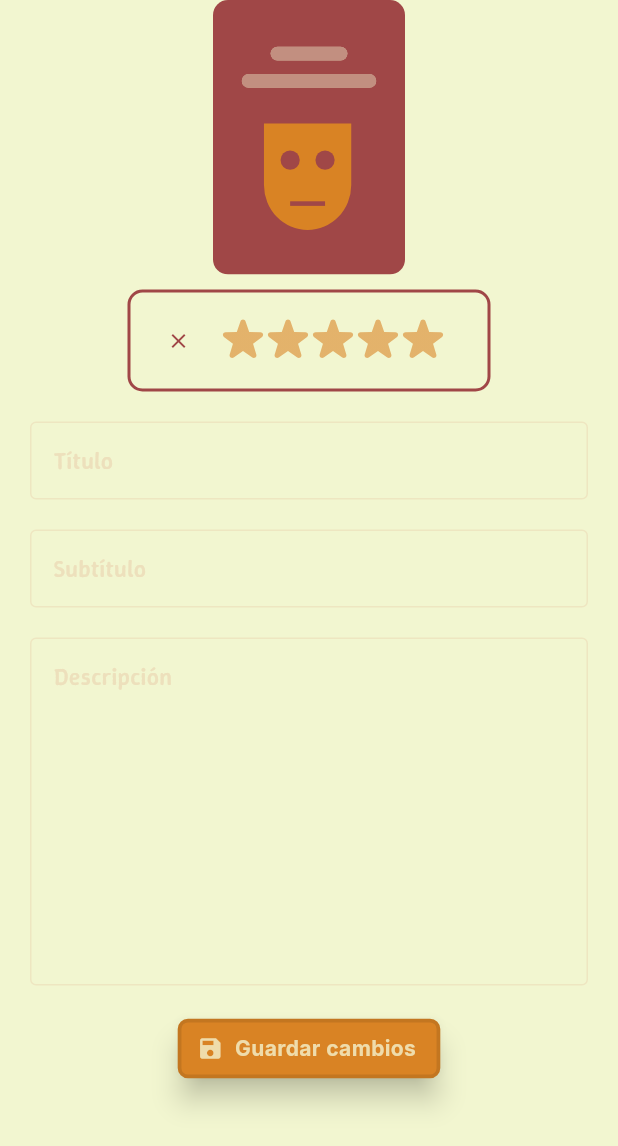
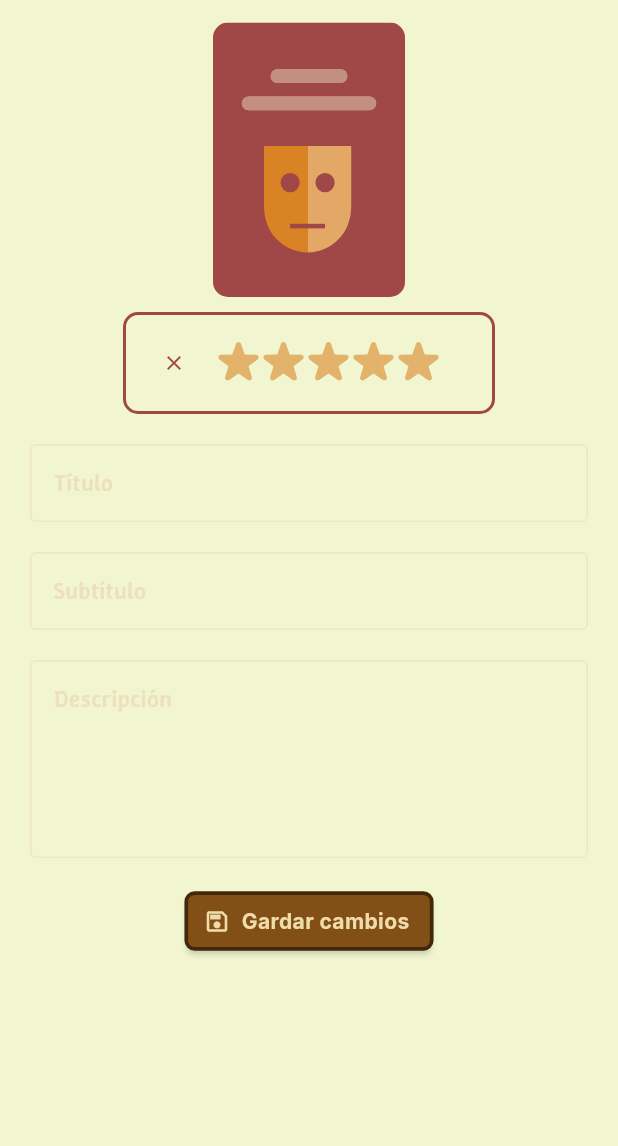
Before and after one commit to miguellrp/tesArte, a Flutter app: the FormEditBook widget shown alone on an empty page, opened directly with empty values, on a phone screen of 412 x 824 dp. Shown: the top 1146 px of the screen. Run offline on Flutter 3.47's test engine with Material 3 defaults, Android fonts, the phone set to English and light mode, and no system bars; our stand-ins replace go_router, material_symbols_icons, sqflite, sqflite_common_ffi, transparent_image; missing offline and left inert: window_manager; accounts and stored records are empty.

Commit message:
feat: 💾 Agregada reactividad a cambios realizados en form de edición de libro

```diff
--- a/lib/common/components/form/tesarte_rating/tesarte_rating.dart
+++ b/lib/common/components/form/tesarte_rating/tesarte_rating.dart
@@ -6,8 +6,9 @@ import 'package:tesArte/common/components/generic/tesarte_icon_button.dart';
 class TesArteRating extends StatefulWidget {
   /// [double] value between 0 and 5
   double? rating;
+  VoidCallback? onChange;
 
-  TesArteRating({super.key, this.rating = 1.5});
+  TesArteRating({super.key, this.rating = 1.5, this.onChange});
 
   @override
   State<TesArteRating> createState() => _TesArteRatingState();
@@ -46,6 +47,8 @@ class _TesArteRatingState extends State<TesArteRating> {
     setState(() {
       widget.rating = (indexStar + 1).toDouble();
       if (totalStars[indexStar].isHalfStar) widget.rating = widget.rating! - 0.5;
+
+      if (widget.onChange != null) widget.onChange!();
     });
   }
 
@@ -89,7 +92,7 @@ class _TesArteRatingState extends State<TesArteRating> {
             onExit: (_) => doExitAction(),
             child: _getRatingStars()
           ),
-          SizedBox(width: 16)
+          SizedBox(width: 22)
         ],
       ),
     );
--- a/lib/common/components/form/tesarte_save_button.dart
+++ b/lib/common/components/form/tesarte_save_button.dart
@@ -3,16 +3,19 @@ import 'package:tesArte/common/components/generic/tesarte_text_icon_button.dart'
 
 class TesArteSaveButton extends StatelessWidget {
   final VoidCallback onPressed;
-  final bool enable;
+  final bool enabled;
+  final bool formHasChanges;
 
-  const TesArteSaveButton({super.key, required this.onPressed, this.enable = true});
+  const TesArteSaveButton({super.key, required this.onPressed, this.enabled = true, this.formHasChanges = false});
 
   @override
   TesArteTextIconButton build(BuildContext context) {
     return TesArteTextIconButton(
-      text: "Guardar cambios", // TODO: lang
-      icon: enable ? Icons.save : Icons.save_outlined,
-      onPressed: enable ? () => onPressed() : null,
+      text: "Gardar cambios", // TODO: lang
+      subText: formHasChanges ? "Con cambios sen gardar" : null, // TODO: lang
+      icon: enabled ? Icons.save : Icons.save_outlined,
+      enabled: enabled,
+      onPressed: enabled ? () => onPressed() : null,
     );
   }
 }
--- a/lib/common/components/form/tesarte_text_form_field.dart
+++ b/lib/common/components/form/tesarte_text_form_field.dart
@@ -8,6 +8,7 @@ enum TextFormFieldType {
 }
 
 typedef StringCallback = String? Function(String?);
+typedef VoidStringCallback = void Function(String?);
 
 class TesArteTextFormField extends StatelessWidget {
   final TextEditingController controller;
@@ -18,8 +19,11 @@ class TesArteTextFormField extends StatelessWidget {
 
   final bool bordered;
   final int? maxLength;
+  final int? minLines;
   final int? maxLines;
   final double maxWidth;
+
+  final VoidStringCallback? onChange;
 
 
   const TesArteTextFormField({
@@ -32,8 +36,11 @@ class TesArteTextFormField extends StatelessWidget {
 
     this.bordered = true,
     this.maxLength,
+    this.minLines,
     this.maxLines,
     this.maxWidth = double.infinity,
+
+    this.onChange
   });
 
   @override
@@ -62,8 +69,10 @@ class TesArteTextFormField extends StatelessWidget {
         style: Theme.of(context).textTheme.bodyMedium!.copyWith(
           color: Theme.of(context).colorScheme.tertiary,
         ),
+        onChanged: onChange != null ? (value) => onChange!(value) : null,
         validator: validator != null ? (value) => validator!(value) : null,
         maxLength: maxLength,
+        minLines: minLines,
         maxLines: maxLines,
         obscureText: textFormFieldType == TextFormFieldType.password,
         decoration: InputDecoration(
--- a/lib/common/components/generic/tesarte_text_icon_button.dart
+++ b/lib/common/components/generic/tesarte_text_icon_button.dart
@@ -3,8 +3,11 @@ import 'package:tesArte/common/utils/tesarte_extensions.dart';
 
 class TesArteTextIconButton extends StatefulWidget {
   final String text;
+  final String? subText;
   final IconData? icon;
   final VoidCallback? onPressed;
+
+  final bool enabled;
 
   final Color? backgroundColor;
   final Color? foregroundColor;
@@ -12,8 +15,12 @@ class TesArteTextIconButton extends StatefulWidget {
   const TesArteTextIconButton({
     super.key,
     required this.text,
+    this.subText,
     this.icon,
     this.onPressed,
+
+    this.enabled = true,
+
     this.backgroundColor,
     this.foregroundColor,
   });
@@ -24,6 +31,7 @@ class TesArteTextIconButton extends StatefulWidget {
 
 class _TesArteTextIconButtonState extends State<TesArteTextIconButton> {
   late final FocusNode _focusNode;
+  bool _isHovering = false;
 
   @override
   void initState() {
@@ -47,25 +55,45 @@ class _TesArteTextIconButtonState extends State<TesArteTextIconButton> {
     });
   }
 
+  void _onHoverAction(bool isHovering) {
+    setState(() => _isHovering = isHovering);
+  }
+
+  WidgetStatePropertyAll<Color> _getBackgroundColor() {
+    WidgetStatePropertyAll<Color> backgroundColor = WidgetStatePropertyAll(widget.backgroundColor ?? Theme.of(context).colorScheme.secondary);
+
+    if (!widget.enabled) {
+      backgroundColor = WidgetStatePropertyAll(widget.backgroundColor?.darken(percent: .4) ?? Theme.of(context).colorScheme.secondary.darken(percent: .4));
+    }
+
+    return backgroundColor;
+  }
+
+  TextStyle _getTextStyle() => Theme.of(context).textTheme.bodyMedium!.copyWith(
+    fontWeight: FontWeight.bold,
+    color: widget.foregroundColor ?? Theme.of(context).colorScheme.onSecondary,
+  );
+
   @override
   Widget build(BuildContext context) {
     return TextButton.icon(
-      label: Text(widget.text,
-        style: Theme.of(context).textTheme.bodyMedium!.copyWith(
-          fontWeight: FontWeight.bold,
-          color: widget.foregroundColor ?? Theme.of(context).colorScheme.onSecondary,
-        ),
+      label: Column(
+        mainAxisSize: MainAxisSize.min,
+        children: [
+          Text(widget.text, style: _getTextStyle()),
+          if (widget.subText.isNotEmptyAndNotNull) Text(widget.subText!, style: _getTextStyle().copyWith(fontSize: 11, fontStyle: FontStyle.italic))
+        ],
       ),
       icon: widget.icon != null ? Icon(widget.icon, color: widget.foregroundColor ?? Theme.of(context).colorScheme.onSecondary) : null,
-      onPressed: widget.onPressed,
+      onPressed: widget.enabled ? widget.onPressed : null,
       focusNode: _focusNode,
       onFocusChange: (bool isFocusing) => _onFocusAction(isFocusing),
-      onHover: (bool isHovering) => _onFocusAction(isHovering),
+      onHover: (bool isHovering) => _onHoverAction(isHovering),
       style: ButtonStyle(
         visualDensity: VisualDensity.comfortable,
-        elevation: WidgetStatePropertyAll(8),
+        elevation: WidgetStatePropertyAll(widget.enabled ? 8 : 2),
         shadowColor: WidgetStatePropertyAll(Colors.black),
-        backgroundColor: WidgetStatePropertyAll(widget.backgroundColor ?? Theme.of(context).colorScheme.secondary),
+        backgroundColor: _getBackgroundColor(),
         foregroundColor: WidgetStatePropertyAll(widget.foregroundColor ?? Theme.of(context).colorScheme.onSecondary),
         textStyle: WidgetStatePropertyAll(Theme.of(context).textTheme.labelLarge!.copyWith(fontWeight: FontWeight.bold)),
         shape: WidgetStatePropertyAll(
@@ -73,8 +101,8 @@ class _TesArteTextIconButtonState extends State<TesArteTextIconButton> {
             borderRadius: BorderRadius.circular(5),
             side: BorderSide(
               width: 2.5,
-              strokeAlign: _focusNode.hasFocus ? 2.5 : 0.5,
-              color: Theme.of(context).colorScheme.secondary.darken(percent: 0.1),
+              strokeAlign: (_focusNode.hasFocus || _isHovering) ? 2.5 : 0.5,
+              color: Theme.of(context).colorScheme.secondary.darken(percent: widget.enabled ? 0.2 : 0.7),
             ),
           ),
         ),
--- a/lib/common/layouts/basic_layout.dart
+++ b/lib/common/layouts/basic_layout.dart
@@ -46,7 +46,6 @@ class _BasicLayoutState extends State<BasicLayout> {
     return SkeletonLayout(
       content: Row(
         mainAxisSize: MainAxisSize.max,
-        // crossAxisAlignment: CrossAxisAlignment.stretch,
         children: [
           if (widget.showSideBar!) tesArteNavigationBar,
           Expanded(
--- a/lib/common/layouts/skeleton_layout.dart
+++ b/lib/common/layouts/skeleton_layout.dart
@@ -19,7 +19,7 @@ class _SkeletonLayoutState extends State<SkeletonLayout> {
   Container getTesArteDevTools() {
     return Container(
       margin: const EdgeInsets.only(bottom: 5),
-      width: 350,
+      padding: const EdgeInsets.symmetric(horizontal: 10),
       height: 50,
       color: Theme.of(context).colorScheme.primary.withAlpha(150),
       child: Row(
@@ -53,7 +53,7 @@ class _SkeletonLayoutState extends State<SkeletonLayout> {
               alignment: Alignment.topCenter,
               children: [
                 widget.content,
-                if (AppConfig.developmentMode) Positioned(bottom: 0, child: getTesArteDevTools())
+                if (AppConfig.developmentMode) Positioned(top: 0, right: 0, child: getTesArteDevTools())
               ],
             )
           ),
--- a/lib/common/placeholders/tesarte_loader/tesarte_mask_painter.dart
+++ b/lib/common/placeholders/tesarte_loader/tesarte_mask_painter.dart
@@ -1,5 +1,6 @@
 import 'dart:math';
 import 'package:flutter/material.dart';
+import 'package:tesArte/common/utils/tesarte_extensions.dart';
 
 class TesArteMaskPainter extends CustomPainter {
   final Color color;
@@ -10,6 +11,16 @@ class TesArteMaskPainter extends CustomPainter {
   void paint(Canvas canvas, Size size) {
     final paint = Paint()
       ..color = color
+      ..shader = LinearGradient(
+        colors: [
+          color,
+          color.lighten(percent: .3),
+        ],
+        stops: [size.width / 2 - 0.01, size.width / 2]
+      ).createShader(Rect.fromPoints(
+        Offset(0, 0),
+        Offset(size.width / 2, size.height),
+      ))
       ..style = PaintingStyle.fill;
     final clearPaint = Paint()..blendMode = BlendMode.clear;
 
--- a/lib/views/books_view/components/form_edit_book.dart
+++ b/lib/views/books_view/components/form_edit_book.dart
@@ -7,44 +7,92 @@ import 'package:tesArte/models/book/book.dart';
 
 final double spacing = 20.0;
 
-class FormEditBook extends StatelessWidget {
+class FormEditBook extends StatefulWidget {
   final Book book;
 
-  FormEditBook({super.key, required this.book});
+  const FormEditBook({super.key, required this.book});
+
+  @override
+  State<FormEditBook> createState() => _FormEditBookState();
+}
+
+class _FormEditBookState extends State<FormEditBook> {
+  bool formHasChanges = false;
 
   final GlobalKey<FormState> formKey = GlobalKey<FormState>();
   final TextEditingController titleBookController = TextEditingController();
   final TextEditingController subtitleBookController = TextEditingController();
   final TextEditingController descriptionBookController = TextEditingController();
 
+  late final TesArteTextFormField titleFormField;
+  late final TesArteTextFormField subtitleFormField;
+  late final TesArteTextFormField descriptionFormField;
+
   late final TesArteRating bookRating;
 
-  late final TesArteSaveButton saveButton;
+  @override
+  void initState() {
+    _initializeFormFields();
+    _initializeWidgets();
+    super.initState();
+  }
 
-  void _initializeControllersValues() {
-    titleBookController.text = book.title ?? "";
-    subtitleBookController.text = book.subtitle ?? "";
-    descriptionBookController.text = book.description ?? "";
+  void markFormWithChanges() {
+    if (!formHasChanges) setState(() => formHasChanges = true);
+  }
+
+  void _initializeFormFields() {
+    titleBookController.text = widget.book.title ?? "";
+    subtitleBookController.text = widget.book.subtitle ?? "";
+    descriptionBookController.text = widget.book.description ?? "";
+
+    titleFormField = TesArteTextFormField(
+      labelText: "Título", // TODO: lang
+      controller: titleBookController,
+      maxWidth: 650,
+      onChange: (_) => markFormWithChanges(),
+    );
+
+    subtitleFormField = TesArteTextFormField(
+      labelText: "Subtítulo", // TODO: lang
+      controller: subtitleBookController,
+      maxWidth: 650,
+      onChange: (_) => markFormWithChanges(),
+    );
+
+    descriptionFormField = TesArteTextFormField(
+      labelText: "Descripción", // TODO: lang
+      textFormFieldType: TextFormFieldType.longText,
+      minLines: 5,
+      controller: descriptionBookController,
+      onChange: (_) => markFormWithChanges(),
+    );
   }
 
   void _initializeWidgets() {
     bookRating = TesArteRating(
-      rating: book.rating,
+      rating: widget.book.rating,
+      onChange: () => markFormWithChanges()
     );
+  }
 
-    saveButton = TesArteSaveButton(
+  TesArteSaveButton getSaveButton() {
+    return TesArteSaveButton(
+      enabled: formHasChanges,
+      formHasChanges: formHasChanges,
       onPressed: () async {
         if (formKey.currentState!.validate()) {
-          book.title = titleBookController.text;
-          book.subtitle = subtitleBookController.text;
-          book.description = descriptionBookController.text;
-          book.rating = bookRating.rating;
+          widget.book.title = titleBookController.text;
+          widget.book.subtitle = subtitleBookController.text;
+          widget.book.description = descriptionBookController.text;
+          widget.book.rating = bookRating.rating;
 
-          await book.update();
+          await widget.book.update();
 
-          if (book.errorDB) {
+          if (widget.book.errorDB) {
             TesArteToast.showErrorToast(message: "Ocurriu un erro ó intentar gardar os cambios"); // TODO: lang
           } else {
+            setState(() => formHasChanges = false);
             TesArteToast.showSuccessToast(message: "Cambios gardados correctamente"); // TODO: lang
           }
         }
@@ -54,13 +102,10 @@ class FormEditBook extends StatelessWidget {
 
   @override
   Widget build(BuildContext context) {
-    _initializeControllersValues();
-    _initializeWidgets();
-
     return Form(
       key: formKey,
       child: SingleChildScrollView(
-        padding: const EdgeInsets.symmetric(horizontal: 10),
+        padding: const EdgeInsets.symmetric(horizontal: 10, vertical: 15),
         child: Column(
           mainAxisSize: MainAxisSize.max,
           spacing: spacing,
@@ -74,7 +119,7 @@ class FormEditBook extends StatelessWidget {
                 Column(
                   spacing: spacing / 2,
                   children: [
-                    book.getCoverImage(),
+                    widget.book.getCoverImage(),
                     bookRating,
                   ]
                 ),
@@ -83,27 +128,14 @@ class FormEditBook extends StatelessWidget {
                   mainAxisAlignment: MainAxisAlignment.center,
                   spacing: 20,
                   children: [
-                    TesArteTextFormField(
-                      labelText: "Título", // TODO: lang
-                      controller: titleBookController,
-                      maxWidth: 650
-                    ),
-                    TesArteTextFormField(
-                      labelText: "Subtítulo", // TODO: lang
-                      controller: subtitleBookController,
-                      maxWidth: 650
-                    ),
+                    titleFormField,
+                    subtitleFormField,
                   ]
                 )
               ],
             ),
-            TesArteTextFormField(
-              labelText: "Descripción", // TODO: lang
-              textFormFieldType: TextFormFieldType.longText,
-              maxLines: 10,
-              controller: descriptionBookController,
-            ),
-            saveButton
+            descriptionFormField,
+            getSaveButton()
           ]
         ),
       ),
```
